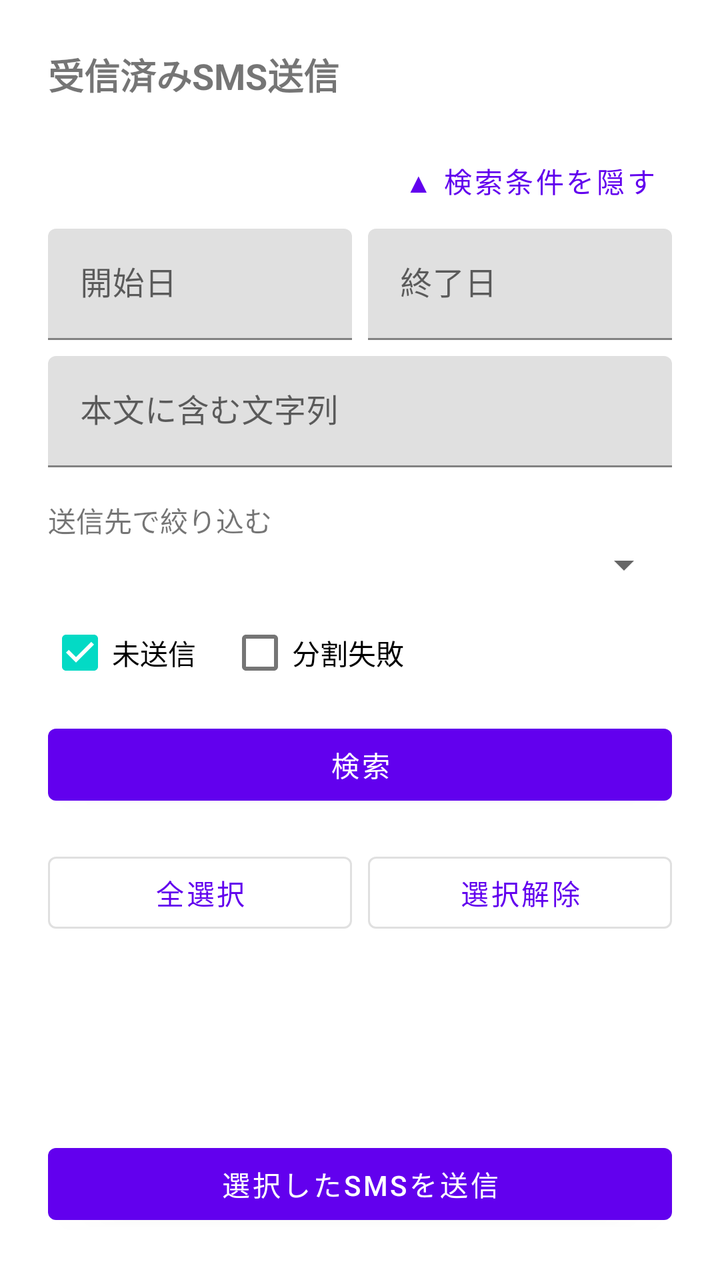
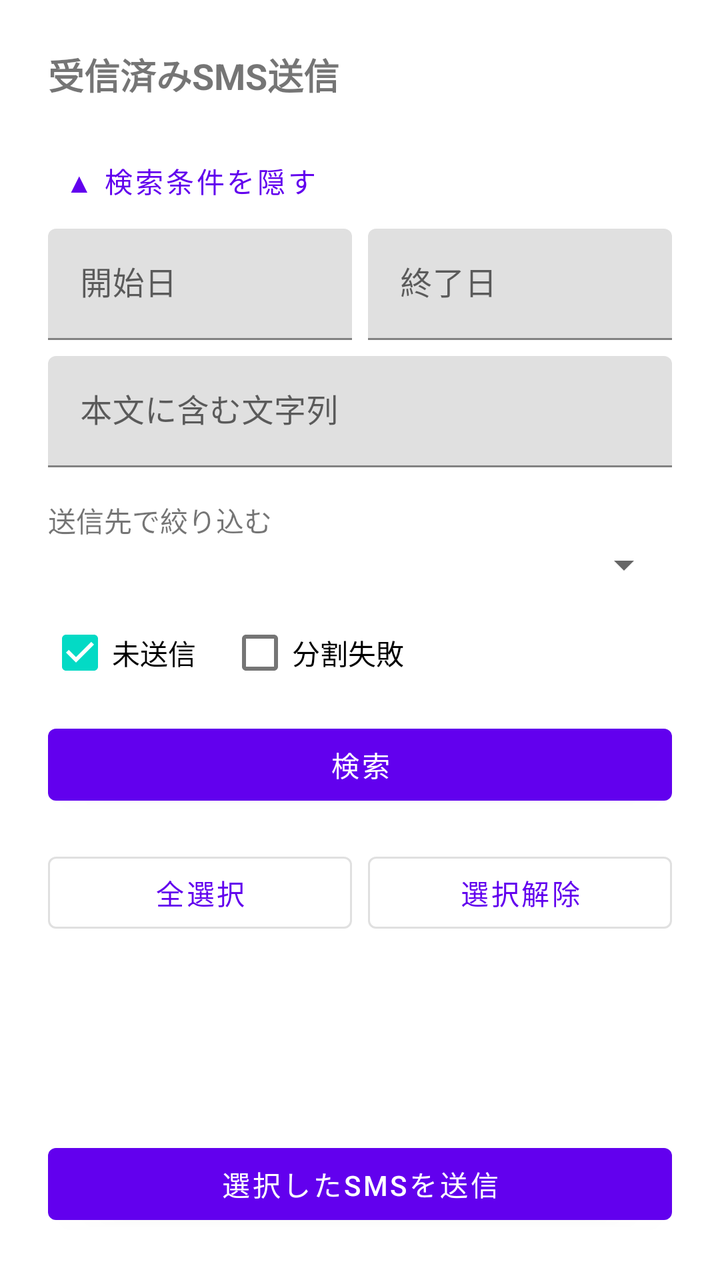

An Android layout rendered at two revisions. The XML below is the earlier revision; the diff shows what the commit changed to produce the second picture.
<!-- AndroidManifest.xml: application theme Theme.SmsToKintone -->
<!-- res/layout/activity_sms_search.xml -->
<?xml version="1.0" encoding="utf-8"?>
<LinearLayout xmlns:android="http://schemas.android.com/apk/res/android"
    xmlns:app="http://schemas.android.com/apk/res-auto"
    android:layout_width="match_parent"
    android:layout_height="match_parent"
    android:orientation="vertical"
    android:padding="24dp">

    <TextView
        android:layout_width="wrap_content"
        android:layout_height="wrap_content"
        android:layout_marginBottom="16dp"
        android:text="@string/sms_search_title"
        android:textSize="18sp"
        android:textStyle="bold" />

    <LinearLayout
        android:id="@+id/layoutPermissionRequired"
        android:layout_width="match_parent"
        android:layout_height="wrap_content"
        android:layout_marginBottom="16dp"
        android:orientation="vertical"
        android:visibility="gone">

        <TextView
            android:layout_width="wrap_content"
            android:layout_height="wrap_content"
            android:layout_marginBottom="8dp"
            android:text="@string/sms_search_permission_required" />

        <com.google.android.material.button.MaterialButton
            android:id="@+id/btnRequestReadSmsPermission"
            style="@style/Widget.MaterialComponents.Button.OutlinedButton"
            android:layout_width="match_parent"
            android:layout_height="wrap_content"
            android:text="@string/btn_request_read_sms_permission" />
    </LinearLayout>

    <LinearLayout
        android:id="@+id/layoutSearchForm"
        android:layout_width="match_parent"
        android:layout_height="0dp"
        android:layout_weight="1"
        android:orientation="vertical">

        <com.google.android.material.button.MaterialButton
            android:id="@+id/btnToggleSearchFilters"
            style="@style/Widget.MaterialComponents.Button.TextButton"
            android:layout_width="match_parent"
            android:layout_height="wrap_content"
            android:gravity="end|center_vertical"
            android:text="@string/btn_hide_search_filters" />

        <LinearLayout
            android:id="@+id/llSearchFilters"
            android:layout_width="match_parent"
            android:layout_height="wrap_content"
            android:orientation="vertical">

            <LinearLayout
                android:layout_width="match_parent"
                android:layout_height="wrap_content"
                android:orientation="horizontal">

                <com.google.android.material.textfield.TextInputLayout
                    android:layout_width="0dp"
                    android:layout_height="wrap_content"
                    android:layout_marginEnd="8dp"
                    android:layout_weight="1"
                    android:hint="@string/hint_date_from">

                    <com.google.android.material.textfield.TextInputEditText
                        android:id="@+id/etDateFrom"
                        android:layout_width="match_parent"
                        android:layout_height="wrap_content"
                        android:focusable="false"
                        android:inputType="none" />
                </com.google.android.material.textfield.TextInputLayout>

                <com.google.android.material.textfield.TextInputLayout
                    android:layout_width="0dp"
                    android:layout_height="wrap_content"
                    android:layout_weight="1"
                    android:hint="@string/hint_date_to">

                    <com.google.android.material.textfield.TextInputEditText
                        android:id="@+id/etDateTo"
                        android:layout_width="match_parent"
                        android:layout_height="wrap_content"
                        android:focusable="false"
                        android:inputType="none" />
                </com.google.android.material.textfield.TextInputLayout>
            </LinearLayout>

            <com.google.android.material.textfield.TextInputLayout
                android:layout_width="match_parent"
                android:layout_height="wrap_content"
                android:layout_marginTop="8dp"
                android:hint="@string/hint_body_filter">

                <com.google.android.material.textfield.TextInputEditText
                    android:id="@+id/etBodyFilter"
                    android:layout_width="match_parent"
                    android:layout_height="wrap_content"
                    android:inputType="text" />
            </com.google.android.material.textfield.TextInputLayout>

            <TextView
                android:layout_width="wrap_content"
                android:layout_height="wrap_content"
                android:layout_marginTop="16dp"
                android:text="@string/label_profile_filter" />

            <Spinner
                android:id="@+id/spProfileFilter"
                android:layout_width="match_parent"
                android:layout_height="wrap_content" />

            <LinearLayout
                android:layout_width="match_parent"
                android:layout_height="wrap_content"
                android:layout_marginTop="8dp"
                android:orientation="horizontal">

                <CheckBox
                    android:id="@+id/cbUnsentOnly"
                    android:layout_width="wrap_content"
                    android:layout_height="wrap_content"
                    android:checked="true"
                    android:text="@string/filter_unsent_only" />

                <CheckBox
                    android:id="@+id/cbSplitFailedOnly"
                    android:layout_width="wrap_content"
                    android:layout_height="wrap_content"
                    android:layout_marginStart="16dp"
                    android:checked="false"
                    android:text="@string/filter_split_failed_only" />
            </LinearLayout>
        </LinearLayout>

        <com.google.android.material.button.MaterialButton
            android:id="@+id/btnSearchSms"
            android:layout_width="match_parent"
            android:layout_height="wrap_content"
            android:layout_marginTop="8dp"
            android:text="@string/btn_search_sms" />

        <LinearLayout
            android:layout_width="match_parent"
            android:layout_height="wrap_content"
            android:layout_marginTop="16dp"
            android:orientation="horizontal">

            <com.google.android.material.button.MaterialButton
                android:id="@+id/btnSelectAll"
                style="@style/Widget.MaterialComponents.Button.OutlinedButton"
                android:layout_width="0dp"
                android:layout_height="wrap_content"
                android:layout_marginEnd="8dp"
                android:layout_weight="1"
                android:text="@string/btn_select_all" />

            <com.google.android.material.button.MaterialButton
                android:id="@+id/btnDeselectAll"
                style="@style/Widget.MaterialComponents.Button.OutlinedButton"
                android:layout_width="0dp"
                android:layout_height="wrap_content"
                android:layout_weight="1"
                android:text="@string/btn_deselect_all" />
        </LinearLayout>

        <TextView
            android:id="@+id/tvSmsListEmpty"
            android:layout_width="wrap_content"
            android:layout_height="wrap_content"
            android:layout_marginTop="16dp"
            android:text="@string/sms_search_empty"
            android:visibility="gone" />

        <ScrollView
            android:id="@+id/svSmsList"
            android:layout_width="match_parent"
            android:layout_height="0dp"
            android:layout_marginTop="8dp"
            android:layout_weight="1">

            <LinearLayout
                android:id="@+id/llSmsListContainer"
                android:layout_width="match_parent"
                android:layout_height="wrap_content"
                android:orientation="vertical" />
        </ScrollView>

        <com.google.android.material.button.MaterialButton
            android:id="@+id/btnSendSelected"
            android:layout_width="match_parent"
            android:layout_height="wrap_content"
            android:layout_marginTop="16dp"
            android:text="@string/btn_send_selected" />

    </LinearLayout>

</LinearLayout>
<!-- resources referenced by this layout -->
<resources>
  <string name="btn_deselect_all">選択解除</string>
  <string name="btn_hide_search_filters">▲ 検索条件を隠す</string>
  <string name="btn_request_read_sms_permission">SMSの読み取りを許可する</string>
  <string name="btn_search_sms">検索</string>
  <string name="btn_select_all">全選択</string>
  <string name="btn_send_selected">選択したSMSを送信</string>
  <string name="filter_split_failed_only">分割失敗</string>
  <string name="filter_unsent_only">未送信</string>
  <string name="hint_body_filter">本文に含む文字列</string>
  <string name="hint_date_from">開始日</string>
  <string name="hint_date_to">終了日</string>
  <string name="label_profile_filter">送信先で絞り込む</string>
  <string name="sms_search_empty">該当するSMSがありません</string>
  <string name="sms_search_permission_required">受信済みのSMSを読み取るには許可が必要です</string>
  <string name="sms_search_title">受信済みSMS送信</string>
  <style name="Theme.SmsToKintone" parent="Theme.MaterialComponents.DayNight.NoActionBar">
          <item name="colorPrimary">@color/purple_500</item>
          <item name="colorPrimaryVariant">@color/purple_700</item>
          <item name="colorOnPrimary">@color/white</item>
          <item name="colorSecondary">@color/teal_200</item>
          <item name="colorSecondaryVariant">@color/teal_700</item>
          <item name="colorOnSecondary">@color/black</item>
      </style>
  <color name="purple_500">#6200EE</color>
  <color name="purple_700">#3700B3</color>
  <color name="white">#FFFFFFFF</color>
  <color name="teal_200">#03DAC5</color>
  <color name="teal_700">#018786</color>
  <color name="black">#FF000000</color>
</resources>

<!-- the commit's change to res/layout/activity_sms_search.xml (unified diff, before → after) -->
@@ -48,7 +48,7 @@
             style="@style/Widget.MaterialComponents.Button.TextButton"
             android:layout_width="match_parent"
             android:layout_height="wrap_content"
-            android:gravity="end|center_vertical"
+            android:gravity="start|center_vertical"
             android:text="@string/btn_hide_search_filters" />
 
         <LinearLayout
